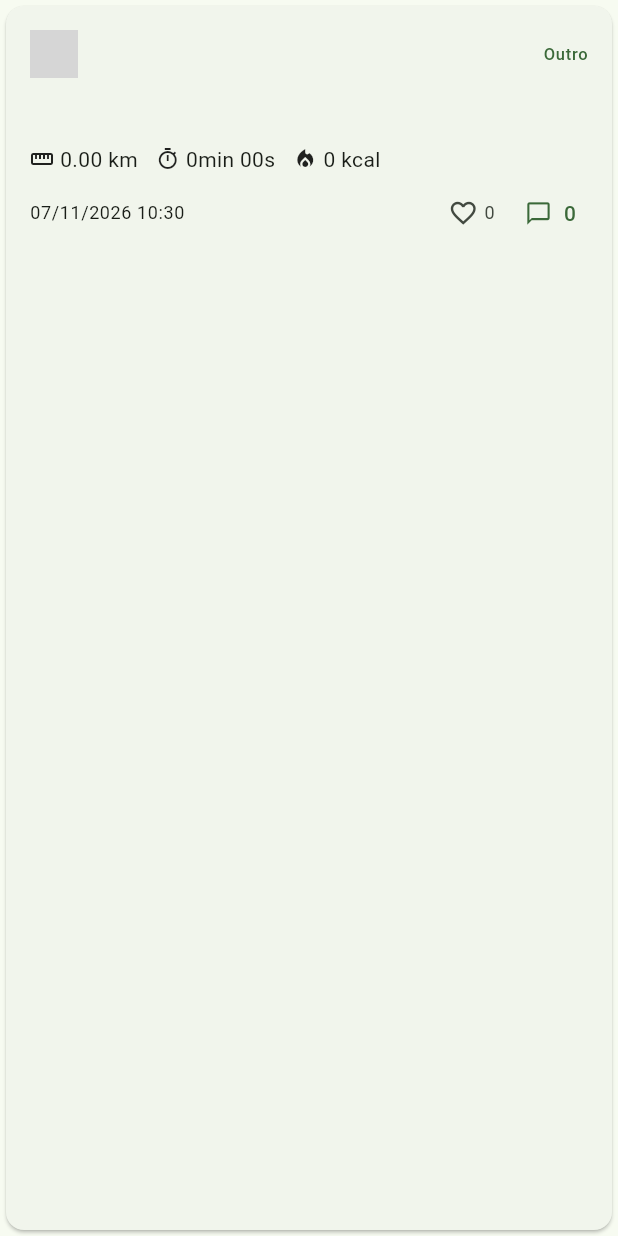
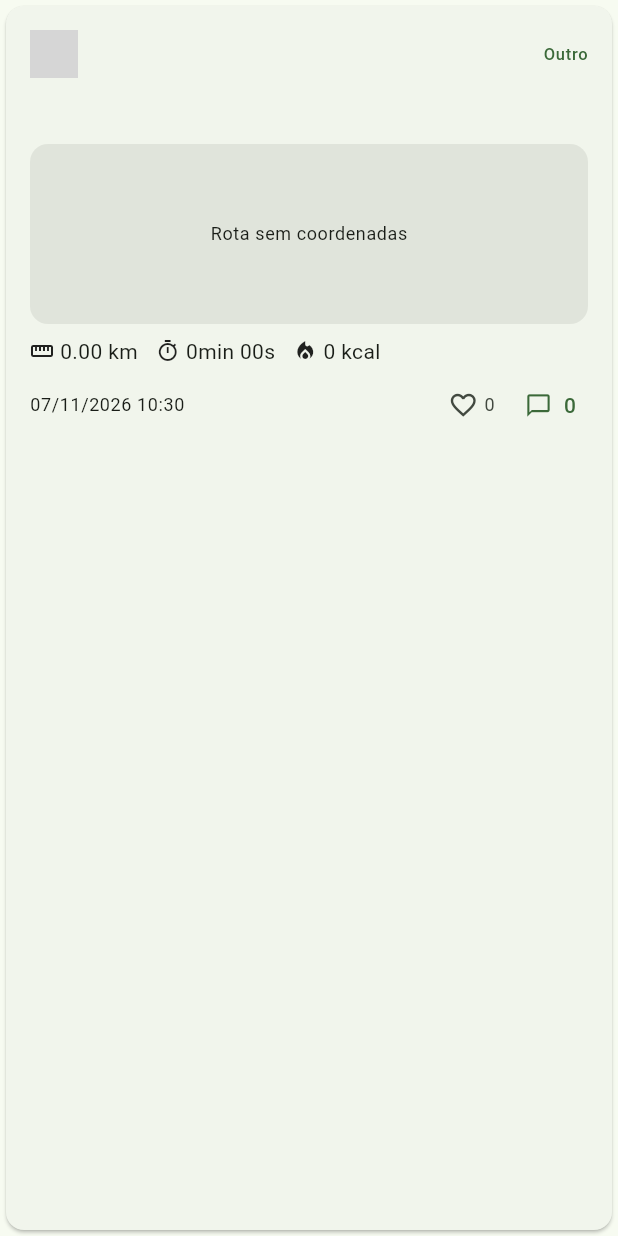
Before and after one commit to mmnc12/rumo, a Flutter app: the _ActivityCard widget shown alone on an empty page, opened directly with empty values, on a phone screen of 412 x 824 dp. Run offline on Flutter 3.47's test engine with Material 3 defaults, Android fonts, the phone set to English and light mode, and no system bars; our stand-ins replace flutter_map, flutter_secure_storage, go_router, latlong2; accounts and stored records are empty; network calls fail; grey boxes are pictures that could not be loaded.

Commit message:
feat(mobile): miniatura de mapa no card do feed (bbox estático)

```diff
--- a/mobile/lib/models/activity.dart
+++ b/mobile/lib/models/activity.dart
@@ -1,3 +1,4 @@
+// [Sessão 11] campo `bbox` (miniatura de mapa no feed).
 class UserPublic {
   final String id;
   final String username;
@@ -42,6 +43,10 @@ class Activity {
   final bool likedByMe;
   final int commentsCount;
 
+  // [Sessão 11] Bounding box da rota em ordem GeoJSON
+  // [minLon, minLat, maxLon, maxLat]. `null` quando a atividade não tem rota.
+  final List<double>? bbox;
+
   Activity({
     required this.id,
     required this.activityType,
@@ -60,9 +65,16 @@ class Activity {
     this.likesCount = 0,
     this.likedByMe = false,
     this.commentsCount = 0,
+    this.bbox,
   });
 
   factory Activity.fromJson(Map<String, dynamic> json) {
+    // [Sessão 11] `bbox` chega como List<num>; converte para List<double>.
+    final rawBbox = json['bbox'];
+    final bbox = rawBbox is List
+        ? rawBbox.map((e) => (e as num).toDouble()).toList(growable: false)
+        : null;
+
     return Activity(
       id: json['id'] as String,
       activityType: json['activity_type'] as String,
@@ -85,6 +97,7 @@ class Activity {
       likesCount: (json['likes_count'] as int?) ?? 0,
       likedByMe: (json['liked_by_me'] as bool?) ?? false,
       commentsCount: (json['comments_count'] as int?) ?? 0,
+      bbox: bbox,
     );
   }
 
@@ -113,6 +126,7 @@ class Activity {
       likesCount: likesCount ?? this.likesCount,
       likedByMe: likedByMe ?? this.likedByMe,
       commentsCount: commentsCount ?? this.commentsCount,
+      bbox: bbox,
     );
   }
 
--- a/mobile/lib/pages/feed_page.dart
+++ b/mobile/lib/pages/feed_page.dart
@@ -1,9 +1,11 @@
+// [Sessão 11] miniatura de mapa (bbox estático) no card do feed.
 import 'package:flutter/material.dart';
 import 'package:go_router/go_router.dart';
 
 import '../models/activity.dart';
 import '../services/api.dart';
 import '../services/auth_service.dart';
+import '../widgets/activity_map.dart';
 import '../widgets/like_button.dart';
 
 class FeedPage extends StatefulWidget {
@@ -199,6 +201,20 @@ class _ActivityCard extends StatelessWidget {
                 maxLines: 2,
                 overflow: TextOverflow.ellipsis,
               ),
+
+              // [Sessão 11] Miniatura de mapa (só se houver rota).
+              if (activity.bbox != null) ...[
+                const SizedBox(height: 8),
+                // GestureDetector absorve o toque para abrir o detalhe,
+                // já que o mapa em si está estático (InteractiveFlag.none).
+                GestureDetector(
+                  onTap: onTap,
+                  child: ActivityMap.fromBbox(
+                    bbox: activity.bbox!,
+                    height: 120,
+                  ),
+                ),
+              ],
               const SizedBox(height: 8),
 
               // Métricas
--- a/mobile/lib/widgets/activity_map.dart
+++ b/mobile/lib/widgets/activity_map.dart
@@ -1,24 +1,48 @@
+// [Sessão 11] construtor fromBbox + modo estático para miniatura no feed.
 import 'package:flutter/material.dart';
 import 'package:flutter_map/flutter_map.dart';
+import 'package:latlong2/latlong.dart';
 
 import '../models/activity_track.dart';
 
 /// Mapa somente-leitura da rota de uma atividade.
 ///
-/// - Sem API key: alterna entre OpenStreetMap (mapa) e Esri World Imagery
-///   (satélite), ambos com tiles públicos.
-/// - Enquadra a rota inteira via `initialCameraFit`.
-/// - Marcadores de início (verde) e fim (vermelho).
-/// - Botão no canto para alternar entre mapa e satélite.
+/// Dois modos:
+/// - **Track** (`ActivityMap(track: ...)`): desenha polyline + pinos de
+///   início/fim, interativo, com toggle Mapa/Satélite. Usado no detalhe.
+/// - **Bbox** (`ActivityMap.fromBbox(...)`): enquadra o bounding box,
+///   sem polyline e sem pinos. Ideal para miniatura no feed. Interativo
+///   por padrão, mas o feed passa `interactive: false` + `showLayerToggle: false`.
+///
+/// Sem API key: alterna entre OpenStreetMap (mapa) e Esri World Imagery
+/// (satélite), ambos com tiles públicos.
 class ActivityMap extends StatefulWidget {
-  final ActivityTrack track;
+  // Modo track (completo).
+  final ActivityTrack? track;
+  // Modo bbox (miniatura).
+  final List<double>? bbox;
+
   final double height;
+  final bool interactive;
+  final bool showLayerToggle;
 
   const ActivityMap({
     super.key,
-    required this.track,
+    required ActivityTrack this.track,
     this.height = 240,
-  });
+    this.interactive = true,
+    this.showLayerToggle = true,
+  }) : bbox = null;
+
+  /// Construtor para miniatura de mapa a partir de um bounding box GeoJSON
+  /// `[minLon, minLat, maxLon, maxLat]`. Sem polyline, sem pinos.
+  const ActivityMap.fromBbox({
+    super.key,
+    required List<double> this.bbox,
+    this.height = 120,
+    this.interactive = false,
+    this.showLayerToggle = false,
+  }) : track = null;
 
   @override
   State<ActivityMap> createState() => _ActivityMapState();
@@ -43,13 +67,64 @@ class _ActivityMapState extends State<ActivityMap> {
     setState(() => _satelite = !_satelite);
   }
 
+  /// Traduz `bbox` GeoJSON `[minLon, minLat, maxLon, maxLat]` em LatLngBounds.
+  /// Retorna `null` se malformado (menos de 4 elementos).
+  LatLngBounds? _boundsFromBbox() {
+    final b = widget.bbox;
+    if (b == null || b.length < 4) return null;
+    // GeoJSON: [minLon, minLat, maxLon, maxLat] -> LatLng é (lat, lon).
+    return LatLngBounds(
+      LatLng(b[1], b[0]), // south-west (minLat, minLon)
+      LatLng(b[3], b[2]), // north-east (maxLat, maxLon)
+    );
+  }
+
   @override
   Widget build(BuildContext context) {
-    final track = widget.track;
+    // ---------- Modo bbox (miniatura) ----------
+    if (widget.track == null) {
+      final bounds = _boundsFromBbox();
+      if (bounds == null) {
+        return _MapPlaceholder(
+          height: widget.height,
+          message: 'Rota sem coordenadas',
+        );
+      }
+
+      return ClipRRect(
+        borderRadius: BorderRadius.circular(12),
+        child: SizedBox(
+          height: widget.height,
+          child: FlutterMap(
+            options: MapOptions(
+              initialCameraFit: CameraFit.bounds(
+                bounds: bounds,
+                padding: const EdgeInsets.all(8),
+              ),
+              interactionOptions: InteractionOptions(
+                flags: widget.interactive
+                    ? InteractiveFlag.pinchZoom | InteractiveFlag.drag
+                    : InteractiveFlag.none,
+              ),
+            ),
+            children: [
+              TileLayer(
+                urlTemplate: _satelite ? _esriUrl : _osmUrl,
+                userAgentPackageName: 'com.rumo.mobile',
+              ),
+              SimpleAttributionWidget(
+                source: Text(_satelite ? _esriAttribution : _osmAttribution),
+              ),
+            ],
+          ),
+        ),
+      );
+    }
+
+    // ---------- Modo track (detalhe) ----------
+    final track = widget.track!;
     final points = track.points;
 
-    // Fallback defensivo: se não houver pontos suficientes, mostra aviso
-    // em vez de tentar construir um mapa inválido.
     if (points.isEmpty) {
       return _MapPlaceholder(
         height: widget.height,
@@ -60,7 +135,6 @@ class _ActivityMapState extends State<ActivityMap> {
     final start = points.first;
     final end = points.last;
 
-    // Enquadramento: se há 2+ pontos, CameraFit.bounds; senão, centro fixo.
     final MapOptions options;
     if (points.length >= 2) {
       options = MapOptions(
@@ -68,16 +142,20 @@ class _ActivityMapState extends State<ActivityMap> {
           bounds: LatLngBounds.fromPoints(points),
           padding: const EdgeInsets.all(24),
         ),
-        interactionOptions: const InteractionOptions(
-          flags: InteractiveFlag.pinchZoom | InteractiveFlag.drag,
+        interactionOptions: InteractionOptions(
+          flags: widget.interactive
+              ? InteractiveFlag.pinchZoom | InteractiveFlag.drag
+              : InteractiveFlag.none,
         ),
       );
     } else {
       options = MapOptions(
         initialCenter: points.first,
         initialZoom: 15,
-        interactionOptions: const InteractionOptions(
-          flags: InteractiveFlag.pinchZoom | InteractiveFlag.drag,
+        interactionOptions: InteractionOptions(
+          flags: widget.interactive
+              ? InteractiveFlag.pinchZoom | InteractiveFlag.drag
+              : InteractiveFlag.none,
         ),
       );
     }
@@ -123,7 +201,6 @@ class _ActivityMapState extends State<ActivityMap> {
                       ),
                   ],
                 ),
-                // Atribuição obrigatória, dinâmica conforme a camada ativa.
                 SimpleAttributionWidget(
                   source: Text(
                     _satelite ? _esriAttribution : _osmAttribution,
@@ -131,7 +208,7 @@ class _ActivityMapState extends State<ActivityMap> {
                 ),
               ],
             ),
-            // Botão de alternância Mapa / Satélite.
+            if (widget.showLayerToggle)
               Positioned(
                 top: 8,
                 right: 8,
```
Lines whose indentation alone changed are shown as unchanged.
